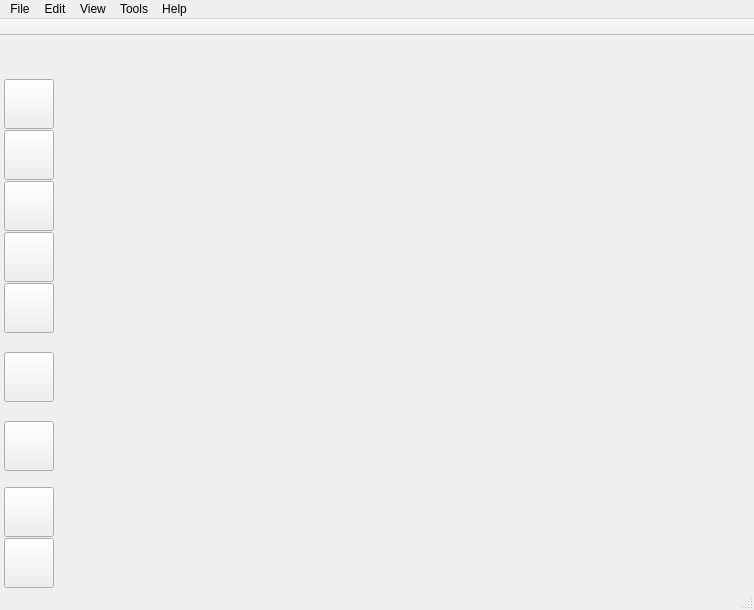
zkovari/plotlyst, file ui/main_window.ui: the form before one commit.
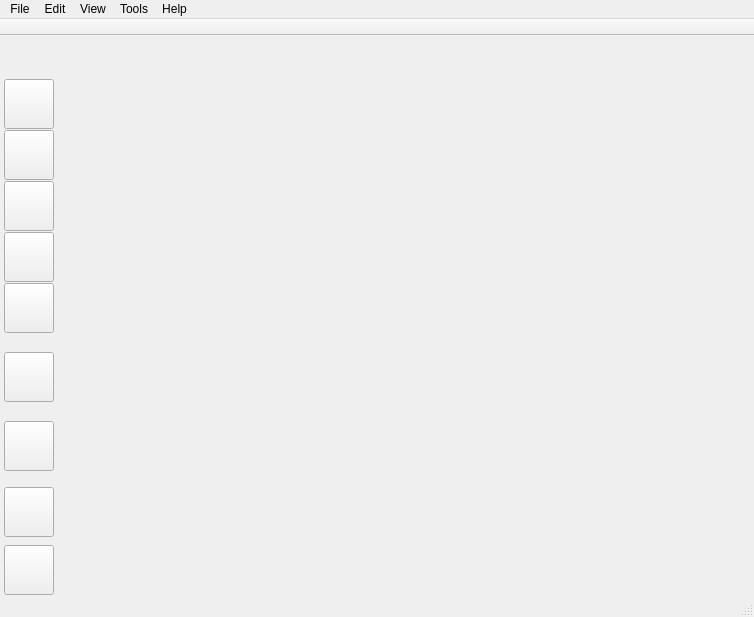
The form after the commit.

Patch:
```diff
--- a/ui/main_window.ui
+++ b/ui/main_window.ui
@@ -7,7 +7,7 @@
     <x>0</x>
     <y>0</y>
     <width>754</width>
-    <height>605</height>
+    <height>617</height>
    </rect>
   </property>
   <property name="mouseTracking">
```
Left out of the diff: 9 changed lines with no effect on the pictures.
